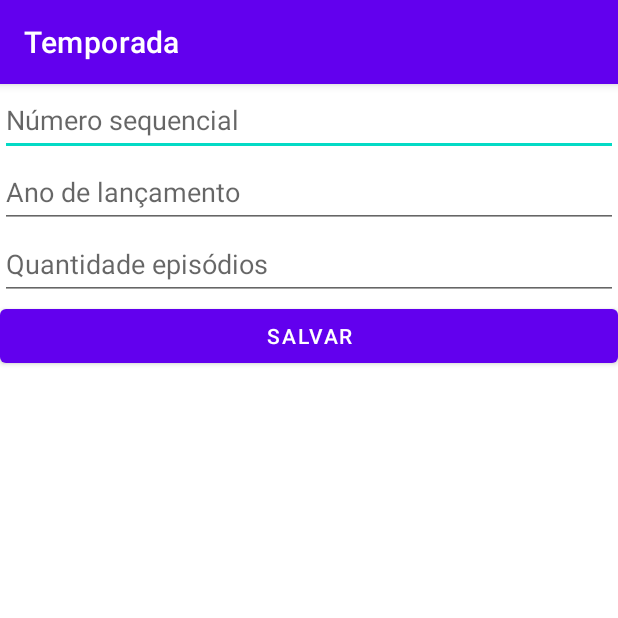
After one commit to FelipeSD/SeriesManager, an Android app: the RegisterSeason screen opened directly, with no data from a screen before it, on a phone screen of 412 x 824 dp, the top half of it. The commit adds this screen. Run offline under Robolectric (Android 15) with nearby library versions, the phone set to English and light mode, and no system bars.

Commit message:
Full CRUD for Season

```diff
--- /dev/null
+++ b/app/src/main/java/com/seriesmanager/RegisterSeason.kt
@@ -0,0 +1,70 @@
+package com.seriesmanager
+
+import android.content.Intent
+import androidx.appcompat.app.AppCompatActivity
+import android.os.Bundle
+import android.view.View
+import com.seriesmanager.databinding.ActivityRegisterSeasonBinding
+import com.seriesmanager.model.Season
+
+class RegisterSeason : AppCompatActivity() {
+    private var position = -1
+    private var season: Season? = null
+
+    private val registerSeasonActivity: ActivityRegisterSeasonBinding by lazy {
+        ActivityRegisterSeasonBinding.inflate(layoutInflater)
+    }
+
+    override fun onCreate(savedInstanceState: Bundle?) {
+        super.onCreate(savedInstanceState)
+        setContentView(registerSeasonActivity.root)
+
+        season = intent.getParcelableExtra(SeasonActivity.EXTRA_SEASON)
+        position = intent.getIntExtra(SeasonActivity.EXTRA_POSITION, -1)
+
+        registerSeasonActivity.btnSave.setOnClickListener {
+            save()
+        }
+
+        season?.let {
+            bindData(it)
+            handleView(position)
+        }
+    }
+
+    private fun handleView(position: Int){
+         if(position == -1){
+             for(i in 0..registerSeasonActivity.root.childCount){
+                 registerSeasonActivity.root.getChildAt(i)?.isEnabled = false;
+             }
+
+             registerSeasonActivity.btnSave.visibility = View.GONE;
+         }else{
+             registerSeasonActivity.sequenceEt.isEnabled = false;
+         }
+    }
+
+    private fun bindData(season: Season){
+        registerSeasonActivity.sequenceEt.setText(season.sequence)
+        registerSeasonActivity.releaseEt.setText(season.releaseYear)
+        registerSeasonActivity.episodesEt.setText(season.numberEpisodes)
+    }
+
+    private fun save(){
+        season = Season(
+            registerSeasonActivity.sequenceEt.text.toString(),
+            registerSeasonActivity.releaseEt.text.toString(),
+            registerSeasonActivity.episodesEt.text.toString(),
+        )
+        println("season = ${season}")
+        val resultIntent = Intent()
+        resultIntent.putExtra(SeasonActivity.EXTRA_SEASON, season)
+
+        if(position != -1){
+            resultIntent.putExtra(MainActivity.EXTRA_POSITION, position)
+        }
+
+        setResult(RESULT_OK, resultIntent)
+        finish()
+    }
+}
--- a/app/src/main/java/com/seriesmanager/adapter/SerieAdapter.kt
+++ b/app/src/main/java/com/seriesmanager/adapter/SerieAdapter.kt
@@ -4,8 +4,8 @@ import android.view.*
 import android.widget.TextView
 import androidx.recyclerview.widget.RecyclerView
 import com.seriesmanager.R
+import com.seriesmanager.databinding.LayoutListItemBinding
 import com.seriesmanager.model.Serie
-import com.seriesmanager.databinding.SerieListItemBinding
 
 class SerieAdapter(
     private val onItemClickListener: OnItemClickListener,
@@ -13,7 +13,7 @@ class SerieAdapter(
 ) : RecyclerView.Adapter<SerieAdapter.SerieLayoutHolder>() {
     var position: Int = -1
 
-    inner class SerieLayoutHolder(layoutSerieBinding: SerieListItemBinding)
+    inner class SerieLayoutHolder(layoutSerieBinding: LayoutListItemBinding)
         : RecyclerView.ViewHolder(layoutSerieBinding.root), View.OnCreateContextMenuListener {
         val mainTitleTv: TextView = layoutSerieBinding.mainTitleTv
         val secondaryTv: TextView = layoutSerieBinding.secondaryTv
@@ -34,7 +34,7 @@ class SerieAdapter(
 
 
     override fun onCreateViewHolder(parent: ViewGroup, viewType: Int): SerieLayoutHolder =
-        SerieLayoutHolder(SerieListItemBinding.inflate(LayoutInflater.from(parent.context), parent, false))
+        SerieLayoutHolder(LayoutListItemBinding.inflate(LayoutInflater.from(parent.context), parent, false))
 
 
     override fun onBindViewHolder(holder: SerieLayoutHolder, positionItem: Int) {
--- a/app/src/main/java/com/seriesmanager/model/Season.kt
+++ b/app/src/main/java/com/seriesmanager/model/Season.kt
@@ -5,7 +5,7 @@ import kotlinx.parcelize.Parcelize
 
 @Parcelize
 data class Season(
-    val sequence: Int = 0,
-    val releaseYear: Int = 0,
-    val numberEpisodes: Int = 0
+    val sequence: String = "",
+    val releaseYear: String = "",
+    val numberEpisodes: String = ""
 ): Parcelable
--- /dev/null
+++ b/app/src/main/res/layout/activity_register_season.xml
@@ -0,0 +1,44 @@
+<?xml version="1.0" encoding="utf-8"?>
+<LinearLayout xmlns:android="http://schemas.android.com/apk/res/android"
+    xmlns:tools="http://schemas.android.com/tools"
+    android:layout_width="match_parent"
+    android:layout_height="match_parent"
+    android:orientation="vertical">
+
+    <EditText
+        android:id="@+id/sequenceEt"
+        android:layout_width="match_parent"
+        android:layout_height="wrap_content"
+        android:ems="10"
+        android:hint="@string/numero_sequencial"
+        android:inputType="number"
+        android:minHeight="48dp"
+        android:importantForAutofill="no" />
+
+    <EditText
+        android:id="@+id/releaseEt"
+        android:layout_width="match_parent"
+        android:layout_height="wrap_content"
+        android:ems="10"
+        android:hint="@string/text_view_release"
+        android:importantForAutofill="no"
+        android:inputType="number"
+        android:minHeight="48dp" />
+
+    <EditText
+        android:id="@+id/episodesEt"
+        android:layout_width="match_parent"
+        android:layout_height="wrap_content"
+        android:ems="10"
+        android:hint="@string/quantidade_episodios"
+        android:inputType="number"
+        android:minHeight="48dp"
+        android:importantForAutofill="no" />
+
+    <Button
+        android:id="@+id/btnSave"
+        android:layout_width="match_parent"
+        android:layout_height="wrap_content"
+        android:text="@string/save_button" />
+
+</LinearLayout>
--- a/app/src/main/res/menu/context_menu_main.xml
+++ b/app/src/main/res/menu/context_menu_main.xml
@@ -1,5 +1,8 @@
 <?xml version="1.0" encoding="utf-8"?>
 <menu xmlns:android="http://schemas.android.com/apk/res/android">
+    <item
+        android:id="@+id/viewItemMenu"
+        android:title="@string/view" />
     <item
         android:id="@+id/editItemMenu"
         android:title="@string/edit" />
--- a/app/src/main/res/values/strings.xml
+++ b/app/src/main/res/values/strings.xml
@@ -1,13 +1,14 @@
 <resources>
     <string name="app_name">SeriesManager</string>
+    <string name="remove">Remover</string>
     <string name="edit">Editar</string>
-    <string name="remove">Remover</string>
     <string name="add_serie">Adicionar série</string>
-    <string name="list_item_serie">Série</string>
-    <string name="list_item_genero">Gênero</string>
-    <string name="list_item_release">Ano lançamento</string>
     <string name="text_view_serie">Série</string>
     <string name="text_view_release">Ano de lançamento</string>
     <string name="text_view_producer">Emissora</string>
     <string name="save_button">Salvar</string>
+    <string name="view">Visualizar</string>
+    <string name="add_season">Adicionar temporada</string>
+    <string name="numero_sequencial">Número sequencial</string>
+    <string name="quantidade_episodios">Quantidade episódios</string>
 </resources>
```
Also changed, not shown: app/src/main/AndroidManifest.xml (+12 -4 lines), app/src/main/java/com/seriesmanager/MainActivity.kt (+9 -6 lines), app/src/main/java/com/seriesmanager/SeasonActivity.kt (added, +122 -0 lines), app/src/main/java/com/seriesmanager/adapter/SeasonAdapter.kt (added, +62 -0 lines), app/src/main/res/layout/activity_season.xml (added, +30 -0 lines), app/src/main/res/layout/layout_list_item.xml (renamed from app/src/main/res/layout/serie_list_item.xml).
